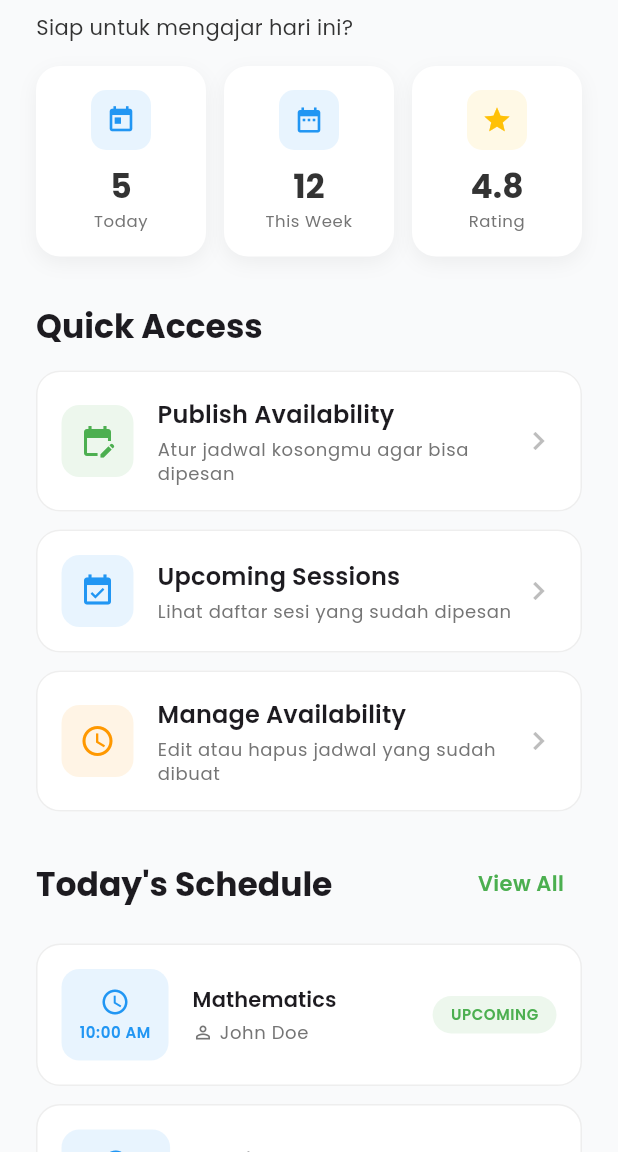
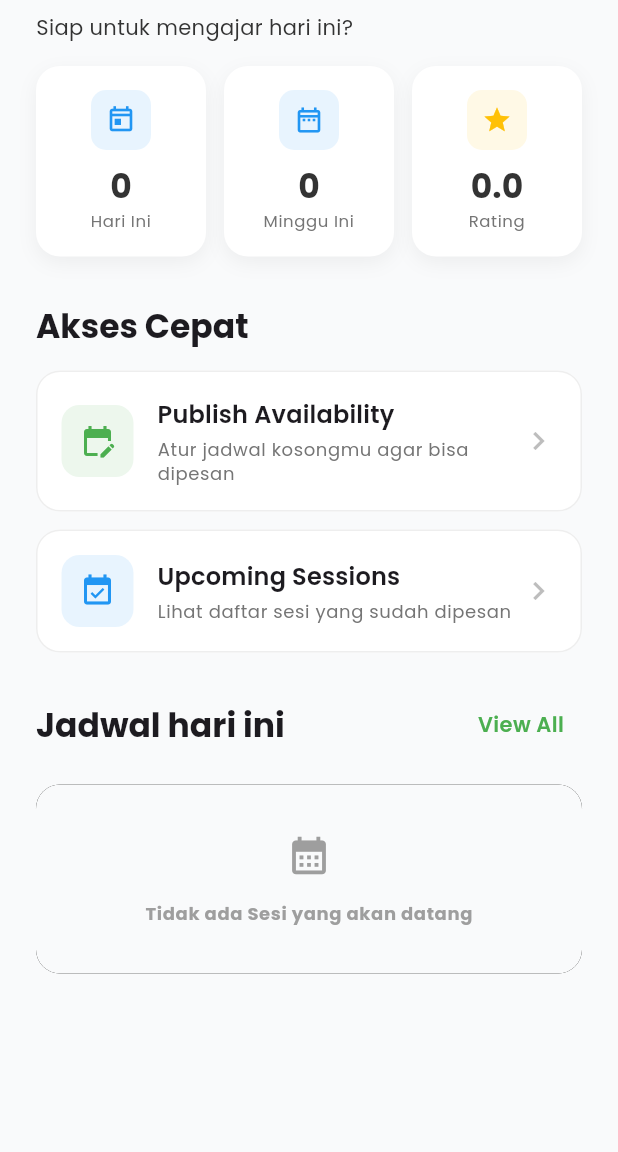
Before and after one commit to hakimlutfi46/Flutter-Booking-System, a Flutter app: the TutorHomeTab screen opened directly, on a phone screen of 412 x 824 dp, the part 84-1236 px from its top. Run offline on Flutter 3.47's test engine with Material 3 defaults, Android fonts, the phone set to English and light mode, and no system bars; our stand-ins replace cloud_firestore, firebase_auth, firebase_core, get, google_fonts; accounts and stored records are empty.

Commit message:
Add tutor dashboard stats and session listing
Introduces real-time statistics and today's session listing for tutors on the dashboard, including confirmed session counts and ratings. Adds FormatterUtils for time formatting, updates bindings for MyBookingsController and BookingRepository, and enhances the profile screen to show tutor statistics. Refactors related controllers and views for dynamic data display and improved user feedback.

```diff
--- a/lib/presentation/shared_features/dashboard/bindings/dashboard.binding.dart
+++ b/lib/presentation/shared_features/dashboard/bindings/dashboard.binding.dart
@@ -1,3 +1,5 @@
+import 'package:flutter_booking_system/data/repository/booking_repository.dart';
+import 'package:flutter_booking_system/presentation/parent_features/my_bookings/controllers/my_bookings.controller.dart';
 import 'package:flutter_booking_system/presentation/shared_features/dashboard/controllers/dashboard.controller.dart';
 import 'package:flutter_booking_system/presentation/shared_features/profile/controllers/profile.controller.dart';
 import 'package:flutter_booking_system/presentation/tutor_features/avability/controllers/avability.controller.dart';
@@ -9,5 +11,7 @@ class DashboardBinding extends Bindings {
     Get.lazyPut<DashboardController>(() => DashboardController());
     Get.lazyPut<ProfileController>(() => ProfileController());
     Get.lazyPut<AvabilityController>(() => AvabilityController());
+    Get.lazyPut<MyBookingsController>(() => MyBookingsController());
+    Get.put(BookingRepository());
   }
 }
--- a/lib/presentation/shared_features/dashboard/views/tutor_home_tab.dart
+++ b/lib/presentation/shared_features/dashboard/views/tutor_home_tab.dart
@@ -1,7 +1,9 @@
 import 'package:flutter/material.dart';
 import 'package:flutter_booking_system/core/theme/app_colors.dart';
+import 'package:flutter_booking_system/presentation/widgets/loading_spinner.dart';
 import 'package:get/get.dart';
 import 'package:flutter_booking_system/presentation/shared_features/dashboard/controllers/dashboard.controller.dart';
+import 'package:flutter_booking_system/core/utils/formatter_utils.dart';
 
 class TutorHomeTab extends StatelessWidget {
   const TutorHomeTab({super.key});
@@ -19,13 +21,7 @@ class TutorHomeTab extends StatelessWidget {
             // Header Section
             SliverToBoxAdapter(
               child: Container(
-                decoration: BoxDecoration(
-                  color: Colors.transparent,
-                  borderRadius: const BorderRadius.only(
-                    bottomLeft: Radius.circular(32),
-                    bottomRight: Radius.circular(32),
-                  ),
-                ),
+                decoration: BoxDecoration(color: Colors.transparent),
                 child: Padding(
                   padding: const EdgeInsets.fromLTRB(24, 24, 24, 40),
                   child: Column(
@@ -59,22 +55,33 @@ class TutorHomeTab extends StatelessWidget {
                 offset: const Offset(0, -24),
                 child: Padding(
                   padding: const EdgeInsets.symmetric(horizontal: 24),
-                  child: Row(
+                  child: Obx(() {
+                    final bool isLoading =
+                        dashboardController.isLoadingStats.value;
+                    return Row(
                       children: [
                         Expanded(
                           child: _buildStatCard(
-                          icon: Icons.today,
-                          label: "Today",
-                          value: "5", // TODO: Dynamic data
+                            icon: Icons.today_outlined,
+                            label: "Hari Ini",
+                            value:
+                                dashboardController
+                                    .todayConfirmedSessionsCount
+                                    .value
+                                    .toString(),
                             color: AppColors.secondary,
                           ),
                         ),
                         const SizedBox(width: 12),
                         Expanded(
                           child: _buildStatCard(
-                          icon: Icons.date_range,
-                          label: "This Week",
-                          value: "12", // TODO: Dynamic data
+                            icon: Icons.date_range_outlined,
+                            label: "Minggu Ini",
+                            value:
+                                dashboardController
+                                    .thisWeekConfirmedSessionsCount
+                                    .value
+                                    .toString(),
                             color: Colors.blue,
                           ),
                         ),
@@ -83,12 +90,15 @@ class TutorHomeTab extends StatelessWidget {
                           child: _buildStatCard(
                             icon: Icons.star,
                             label: "Rating",
-                          value: "4.8", // TODO: Dynamic data
+                            value:
+                                dashboardController.tutorRating.value
+                                    .toString(),
                             color: Colors.amber,
                           ),
                         ),
                       ],
-                  ),
+                    );
+                  }),
                 ),
               ),
             ),
@@ -101,7 +111,7 @@ class TutorHomeTab extends StatelessWidget {
                   crossAxisAlignment: CrossAxisAlignment.start,
                   children: [
                     Text(
-                      "Quick Access",
+                      "Akses Cepat",
                       style: Get.textTheme.titleLarge?.copyWith(
                         fontWeight: FontWeight.bold,
                       ),
@@ -130,16 +140,6 @@ class TutorHomeTab extends StatelessWidget {
                         );
                       },
                     ),
-                    const SizedBox(height: 12),
-                    _buildQuickAccessCard(
-                      icon: Icons.access_time,
-                      iconColor: Colors.orange,
-                      title: "Manage Availability",
-                      subtitle: "Edit atau hapus jadwal yang sudah dibuat",
-                      onTap: () {
-                        dashboardController.changeTabIndex(1);
-                      },
-                    ),
                   ],
                 ),
               ),
@@ -147,27 +147,33 @@ class TutorHomeTab extends StatelessWidget {
 
             // Today's Schedule Section
             SliverPadding(
-              padding: const EdgeInsets.fromLTRB(24, 0, 24, 24),
+              padding: const EdgeInsets.fromLTRB(
+                24,
+                0,
+                24,
+                24,
+              ), // Padding section
               sliver: SliverToBoxAdapter(
                 child: Column(
+                  // Column untuk header dan list
                   crossAxisAlignment: CrossAxisAlignment.start,
                   children: [
+                    // Header Section
                     Row(
                       mainAxisAlignment: MainAxisAlignment.spaceBetween,
                       children: [
                         Text(
-                          "Today's Schedule",
+                          "Jadwal hari ini",
                           style: Get.textTheme.titleLarge?.copyWith(
                             fontWeight: FontWeight.bold,
                           ),
                         ),
                         TextButton(
                           onPressed: () {
-                            Get.snackbar(
-                              "Navigation",
-                              "View all sessions",
-                              snackPosition: SnackPosition.BOTTOM,
-                            );
+                            dashboardController.changeTabIndex(
+                              1,
+                            ); // Arahkan ke tab Sesi jika ada
+                            // Get.snackbar("Navigation", "View all sessions");
                           },
                           child: Text(
                             "View All",
@@ -180,26 +186,79 @@ class TutorHomeTab extends StatelessWidget {
                       ],
                     ),
                     const SizedBox(height: 16),
-                    _buildSessionCard(
-                      time: "10:00 AM",
-                      subject: "Mathematics",
-                      studentName: "John Doe",
-                      status: "upcoming",
+
+                    // Daftar Sesi (dalam Obx)
+                    Obx(() {
+                      // Handle loading state
+                      if (dashboardController.isLoadingTodaySessions.value) {
+                        return const Padding(
+                          padding: EdgeInsets.symmetric(vertical: 32.0),
+                          child: LoadingSpinner(),
+                        );
+                      }
+                      // Handle empty state
+                      if (dashboardController.todayUpcomingSessions.isEmpty) {
+                        return Container(
+                          // Container untuk empty state
+                          width: double.infinity,
+                          padding: const EdgeInsets.symmetric(
+                            vertical: 32,
+                            horizontal: 16,
                           ),
-                    const SizedBox(height: 12),
-                    _buildSessionCard(
-                      time: "02:00 PM",
-                      subject: "Physics",
-                      studentName: "Jane Smith",
-                      status: "upcoming",
+                          decoration: BoxDecoration(
+                            color: AppColors.background,
+                            borderRadius: BorderRadius.circular(16),
+                            boxShadow: [BoxShadow(/* ... shadow ... */)],
                           ),
-                    const SizedBox(height: 12),
-                    _buildSessionCard(
-                      time: "04:30 PM",
-                      subject: "Chemistry",
-                      studentName: "Mike Johnson",
-                      status: "upcoming",
+                          child: Column(
+                            mainAxisAlignment: MainAxisAlignment.center,
+                            crossAxisAlignment: CrossAxisAlignment.center,
+                            children: [
+                              const Icon(
+                                Icons.calendar_month,
+                                size: 30,
+                                color: Colors.grey,
                               ),
+                              const SizedBox(height: 16),
+                              Text(
+                                "Tidak ada Sesi yang akan datang",
+                                style: Get.textTheme.bodySmall?.copyWith(
+                                  fontWeight: FontWeight.bold,
+                                  color: Colors.grey,
+                                ),
+                              ),
+                            ],
+                          ),
+                        );
+                      }
+
+                      // Tampilkan daftar sesi jika ada data
+                      return Column(
+                        // Gunakan map untuk iterasi list dari controller
+                        children:
+                            dashboardController.todayUpcomingSessions.map((
+                              booking,
+                            ) {
+                              return Padding(
+                                padding: const EdgeInsets.only(bottom: 12.0),
+                                child: _buildSessionCard(
+                                  // Ambil data dari 'booking' (BookingModel)
+                                  time: FormatterUtils.formatTimeOnly(
+                                    booking.startUTC,
+                                  ),
+                                  subject:
+                                      dashboardController
+                                          .tutorData
+                                          .value
+                                          ?.subject ??
+                                      'Unknown Subject',
+                                  studentName: booking.studentName,
+                                  status: 'upcoming',
+                                ),
+                              );
+                            }).toList(), // Konversi ke List<Widget>
+                      );
+                    }), // Akhir Obx
                   ],
                 ),
               ),
```
Also changed, not shown: lib/core/utils/formatter_utils.dart (added, +25 -0 lines), lib/presentation/shared_features/dashboard/controllers/dashboard.controller.dart (+134 -21 lines), lib/presentation/shared_features/profile/controllers/profile.controller.dart (+54 -2 lines), lib/presentation/shared_features/profile/views/profile.screen.dart (+50 -26 lines). Lines whose indentation alone changed are shown as unchanged.
